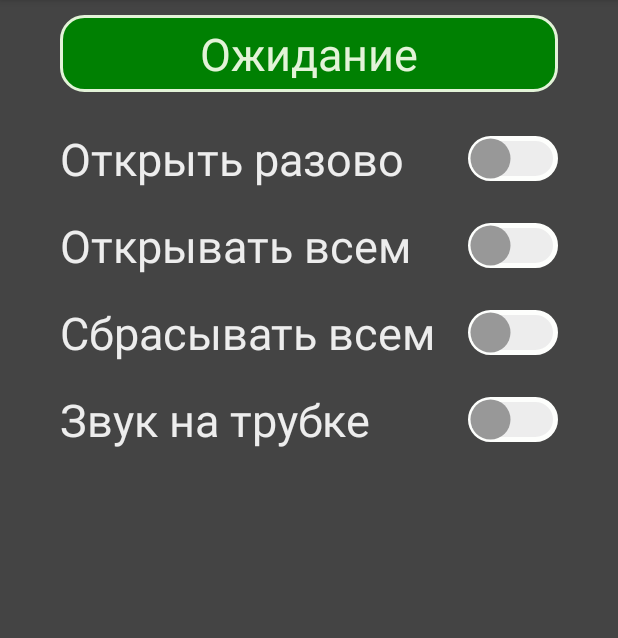
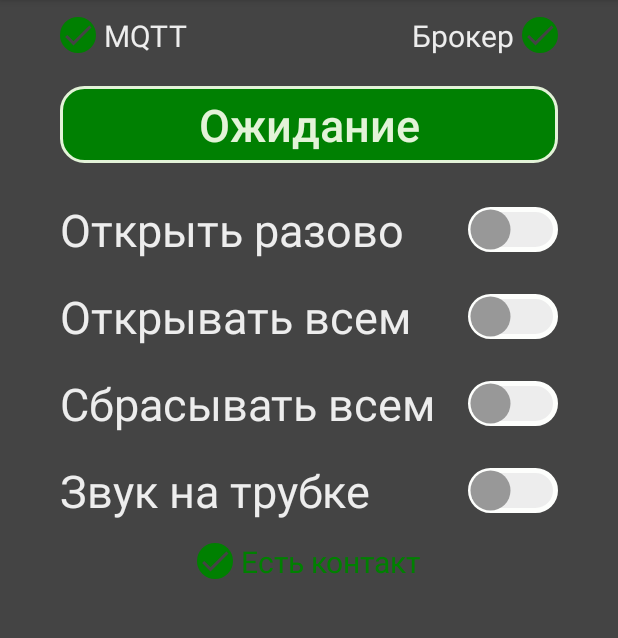
Before and after one commit to NinetyTwo-TwentyNine/IntercomeApp, an Android app: the WorkFragment screen opened through its navigation route, on a phone screen of 412 x 824 dp, the part 84-722 px from its top. Run offline under Robolectric (Android 15) with nearby library versions, the phone set to English and light mode, and no system bars.

Commit message:
navigation has been changed

```diff
--- /dev/null
+++ b/app/src/main/res/drawable/icon_connection.xml
@@ -0,0 +1,5 @@
+<vector android:height="24dp" android:tint="#444444"
+    android:viewportHeight="24" android:viewportWidth="24"
+    android:width="24dp" xmlns:android="http://schemas.android.com/apk/res/android">
+    <path android:fillColor="@android:color/white" android:pathData="M9,16.17L4.83,12l-1.42,1.41L9,19 21,7l-1.41,-1.41z"/>
+</vector>
--- /dev/null
+++ b/app/src/main/res/drawable/image_view_background.xml
@@ -0,0 +1,5 @@
+<?xml version="1.0" encoding="utf-8"?>
+<shape xmlns:android="http://schemas.android.com/apk/res/android"
+    android:shape="oval">
+    <solid android:color="#008001" />
+</shape>
--- a/app/src/main/res/layout/fragment_sign_in.xml
+++ b/app/src/main/res/layout/fragment_sign_in.xml
@@ -50,7 +50,7 @@
         android:layout_marginStart="40dp"
         android:layout_marginTop="10dp"
         android:layout_marginEnd="40dp"
-        android:background="@drawable/third_button_sign"
+        android:background="@drawable/button_sign"
         android:padding="5dp"
         android:text="Авторизация"
         android:textAllCaps="false"
--- a/app/src/main/res/layout/fragment_sign_up.xml
+++ b/app/src/main/res/layout/fragment_sign_up.xml
@@ -68,7 +68,7 @@
         android:layout_marginStart="40dp"
         android:layout_marginTop="10dp"
         android:layout_marginEnd="40dp"
-        android:background="@drawable/third_button_sign"
+        android:background="@drawable/button_sign"
         android:padding="5dp"
         android:text="Регестрация"
         android:textAllCaps="false"
--- a/app/src/main/res/layout/fragment_work.xml
+++ b/app/src/main/res/layout/fragment_work.xml
@@ -7,14 +7,65 @@
     android:background="#444444"
     tools:context=".WorkFragment">
 
-    <androidx.appcompat.widget.AppCompatTextView
+    <LinearLayout
+        android:id="@+id/up"
+        android:layout_width="wrap_content"
+        android:layout_height="wrap_content"
+        android:layout_marginStart="40dp"
+        android:layout_marginTop="10dp"
+        app:layout_constraintStart_toStartOf="parent"
+        app:layout_constraintTop_toTopOf="parent">
+
+        <ImageView
+            android:layout_width="wrap_content"
+            android:layout_height="wrap_content"
+            android:layout_gravity="center"
+            android:background="@drawable/image_view_background"
+            android:src="@drawable/icon_connection" />
+
+        <androidx.appcompat.widget.AppCompatTextView
+            android:layout_width="wrap_content"
+            android:layout_height="wrap_content"
+            android:layout_marginLeft="5dp"
+            android:text="MQTT"
+            android:textColor="#ededed"
+            android:textSize="20sp" />
+    </LinearLayout>
+
+    <LinearLayout
+        android:layout_width="wrap_content"
+        android:layout_height="wrap_content"
+        android:layout_marginTop="10dp"
+        android:layout_marginEnd="40dp"
+        app:layout_constraintEnd_toEndOf="parent"
+        app:layout_constraintTop_toTopOf="parent">
+
+        <androidx.appcompat.widget.AppCompatTextView
+            android:id="@+id/broker"
+            android:layout_width="wrap_content"
+            android:layout_height="wrap_content"
+            android:text="Брокер"
+            android:textColor="#ededed"
+            android:textSize="20sp" />
+
+        <ImageView
+            android:layout_width="wrap_content"
+            android:layout_height="wrap_content"
+            android:layout_gravity="center"
+            android:layout_marginLeft="5dp"
+            android:background="@drawable/image_view_background"
+            android:src="@drawable/icon_connection" />
+    </LinearLayout>
+
+
+    <androidx.appcompat.widget.AppCompatButton
         android:id="@+id/status"
         android:layout_width="match_parent"
         android:layout_height="wrap_content"
         android:layout_marginStart="40dp"
-        android:layout_marginTop="10dp"
+        android:layout_marginTop="20dp"
         android:layout_marginEnd="40dp"
-        android:background="@drawable/third_fourth"
+        android:background="@drawable/fourth"
         android:padding="5dp"
         android:text="Ожидание"
         android:textAlignment="center"
@@ -23,7 +74,7 @@
         android:textSize="30sp"
         app:layout_constraintEnd_toEndOf="parent"
         app:layout_constraintStart_toStartOf="parent"
-        app:layout_constraintTop_toTopOf="parent" />
+        app:layout_constraintTop_toBottomOf="@id/up" />
 
     <androidx.constraintlayout.widget.ConstraintLayout
         android:id="@+id/first"
@@ -122,6 +173,7 @@
     </androidx.constraintlayout.widget.ConstraintLayout>
 
     <androidx.constraintlayout.widget.ConstraintLayout
+        android:id="@+id/fourth"
         android:layout_width="match_parent"
         android:layout_height="wrap_content"
         android:layout_marginStart="40dp"
@@ -152,5 +204,31 @@
             app:track="@drawable/switch_custom_track" />
     </androidx.constraintlayout.widget.ConstraintLayout>
 
+    <LinearLayout
+        android:layout_width="wrap_content"
+        android:layout_height="wrap_content"
+        android:layout_marginStart="40dp"
+        android:layout_marginTop="10dp"
+        android:layout_marginEnd="40dp"
+        app:layout_constraintEnd_toEndOf="parent"
+        app:layout_constraintStart_toStartOf="parent"
+        app:layout_constraintTop_toBottomOf="@id/fourth">
+
+        <ImageView
+            android:layout_width="wrap_content"
+            android:layout_height="wrap_content"
+            android:layout_gravity="center"
+            android:background="@drawable/image_view_background"
+            android:src="@drawable/icon_connection" />
+
+        <androidx.appcompat.widget.AppCompatTextView
+            android:id="@+id/contact"
+            android:layout_width="wrap_content"
+            android:layout_height="wrap_content"
+            android:layout_marginLeft="5dp"
+            android:text="Есть контакт"
+            android:textColor="#008001"
+            android:textSize="20sp" />
+    </LinearLayout>
 
 </androidx.constraintlayout.widget.ConstraintLayout>
--- a/app/src/main/res/navigation/nav_graph.xml
+++ b/app/src/main/res/navigation/nav_graph.xml
@@ -8,32 +8,38 @@
     <fragment
         android:id="@+id/SignInFragment"
         android:name="com.example.diplomathird.SignInFragment"
-        android:label="SignInFragment">
+        android:label="SignInFragment"
+        tools:layout="@layout/fragment_sign_in">
         <action
             android:id="@+id/action_SignInFragment_to_SignUpFragment"
-            app:destination="@id/SignUpFragment" />
+            app:destination="@id/SignUpFragment"
+            app:popUpTo="@layout/fragment_sign_in"
+            app:popUpToInclusive="true" />
         <action
             android:id="@+id/action_SignInFragment_to_WorkFragment"
-            app:destination="@id/WorkFragment" />
+            app:destination="@id/WorkFragment"
+            app:popUpTo="@layout/fragment_sign_in"
+            app:popUpToInclusive="true" />
     </fragment>
     <fragment
         android:id="@+id/SignUpFragment"
         android:name="com.example.diplomathird.SignUpFragment"
-        android:label="SignUpFragment">
+        android:label="SignUpFragment"
+        tools:layout="@layout/fragment_sign_up">
         <action
             android:id="@+id/action_SignUpFragment_to_WorkFragment"
-            app:destination="@id/WorkFragment" />
+            app:destination="@id/WorkFragment"
+            app:popUpTo="@layout/fragment_sign_up"
+            app:popUpToInclusive="true" />
         <action
             android:id="@+id/action_SignUpFragment_to_SignInFragment"
-            app:destination="@id/SignInFragment" />
+            app:destination="@id/SignInFragment"
+            app:popUpTo="@layout/fragment_sign_up"
+            app:popUpToInclusive="true" />
     </fragment>
     <fragment
         android:id="@+id/WorkFragment"
         android:name="com.example.diplomathird.WorkFragment"
-        android:label="fragment__work"
-        tools:layout="@layout/fragment_work">
-        <action
-            android:id="@+id/action_WorkFragment_to_SignInFragment"
-            app:destination="@id/SignInFragment" />
-    </fragment>
+        android:label="fragment_work"
+        tools:layout="@layout/fragment_work" />
 </navigation>
```
Also changed, not shown: app/src/main/res/drawable/button_sign.xml (renamed from app/src/main/res/drawable/third_button_sign.xml), app/src/main/res/drawable/first_second.xml (renamed from app/src/main/res/drawable/third_first_second.xml), app/src/main/res/drawable/fourth.xml (renamed from app/src/main/res/drawable/third_fourth.xml), app/src/main/res/drawable/third.xml (renamed from app/src/main/res/drawable/third_third.xml).
